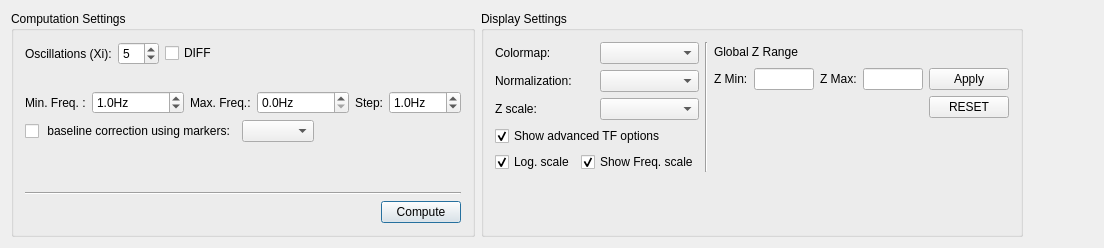
First picture: the form in src/plugins/TFWavelet/TFWidget.ui, repository HIP-infrastructure/anywave-code, before the edit.
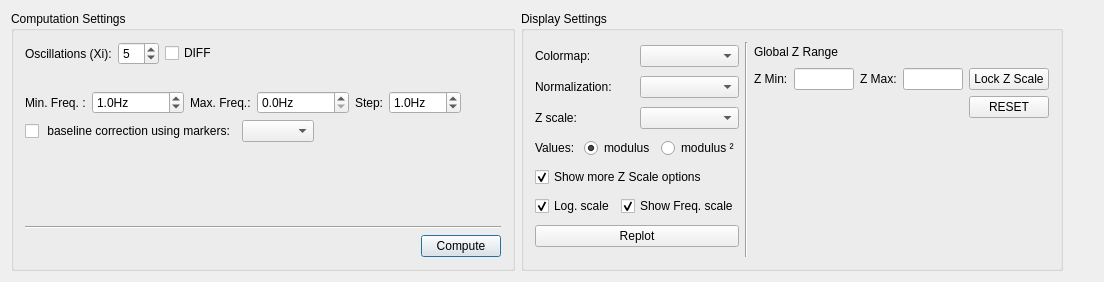
Second picture: the form after the edit. Icons and pictures are not drawn. Custom widgets are drawn as their Qt base class.

```diff
--- a/src/plugins/TFWavelet/TFWidget.ui
+++ b/src/plugins/TFWavelet/TFWidget.ui
@@ -7,7 +7,7 @@
     <x>0</x>
     <y>0</y>
     <width>1104</width>
-    <height>248</height>
+    <height>282</height>
    </rect>
   </property>
   <property name="windowTitle">
@@ -17,12 +17,12 @@
    <iconset resource="../../../resources/AnyWave.qrc">
     <normaloff>:/images/AnyWave_icon.png</normaloff>:/images/AnyWave_icon.png</iconset>
   </property>
-  <layout class="QVBoxLayout" name="verticalLayout_2">
+  <layout class="QVBoxLayout" name="verticalLayout_3">
    <item>
     <layout class="QGridLayout" name="signalsLayout" rowstretch="0" columnstretch="0"/>
    </item>
    <item>
-    <layout class="QHBoxLayout" name="horizontalLayout_9" stretch="0,0,0">
+    <layout class="QHBoxLayout" name="horizontalLayout_22">
      <item>
       <widget class="QGroupBox" name="groupBoxCompute">
        <property name="sizePolicy">
@@ -190,6 +190,19 @@
             </property>
            </widget>
           </item>
+          <item>
+           <spacer name="horizontalSpacer_7">
+            <property name="orientation">
+             <enum>Qt::Horizontal</enum>
+            </property>
+            <property name="sizeHint" stdset="0">
+             <size>
+              <width>40</width>
+              <height>20</height>
+             </size>
+            </property>
+           </spacer>
+          </item>
          </layout>
         </item>
         <item>
@@ -289,11 +302,9 @@
        <property name="title">
         <string>Display Settings</string>
        </property>
-       <layout class="QVBoxLayout" name="verticalLayout_5">
+       <layout class="QHBoxLayout" name="horizontalLayout_21">
         <item>
-         <layout class="QHBoxLayout" name="horizontalLayout_13">
-          <item>
-           <layout class="QVBoxLayout" name="verticalLayout_3">
+         <layout class="QVBoxLayout" name="verticalLayout_2">
             <item>
              <layout class="QHBoxLayout" name="horizontalLayout">
               <item>
@@ -336,10 +347,38 @@
               </item>
              </layout>
             </item>
+          <item>
+           <layout class="QHBoxLayout" name="horizontalLayout_9">
+            <item>
+             <widget class="QLabel" name="label_12">
+              <property name="text">
+               <string>Values:</string>
+              </property>
+             </widget>
+            </item>
+            <item>
+             <widget class="QRadioButton" name="radioModulus">
+              <property name="text">
+               <string>modulus</string>
+              </property>
+              <property name="checked">
+               <bool>true</bool>
+              </property>
+             </widget>
+            </item>
+            <item>
+             <widget class="QRadioButton" name="radioModulus2">
+              <property name="text">
+               <string>modulus ²</string>
+              </property>
+             </widget>
+            </item>
+           </layout>
+          </item>
             <item>
              <widget class="QCheckBox" name="checkBoxColormapScale">
               <property name="text">
-               <string>Show advanced TF options</string>
+             <string>Show more Z Scale options</string>
               </property>
               <property name="checked">
                <bool>true</bool>
@@ -385,6 +424,13 @@
               </item>
              </layout>
             </item>
+          <item>
+           <widget class="QPushButton" name="buttonReplot">
+            <property name="text">
+             <string>Replot</string>
+            </property>
+           </widget>
+          </item>
            </layout>
           </item>
           <item>
@@ -474,7 +520,7 @@
               <item>
                <widget class="QPushButton" name="buttonApply">
                 <property name="text">
-                 <string>Apply</string>
+               <string>Lock Z Scale</string>
                 </property>
                </widget>
               </item>
@@ -520,21 +566,6 @@
            </layout>
           </item>
          </layout>
-        </item>
-        <item>
-         <spacer name="verticalSpacer_2">
-          <property name="orientation">
-           <enum>Qt::Vertical</enum>
-          </property>
-          <property name="sizeHint" stdset="0">
-           <size>
-            <width>20</width>
-            <height>44</height>
-           </size>
-          </property>
-         </spacer>
-        </item>
-       </layout>
       </widget>
      </item>
      <item>
@@ -544,8 +575,8 @@
        </property>
        <property name="sizeHint" stdset="0">
         <size>
-         <width>40</width>
-         <height>20</height>
+         <width>17</width>
+         <height>178</height>
         </size>
        </property>
       </spacer>
```
Left out of the diff: 6 changed lines with no effect on the pictures. Lines whose indentation alone changed are shown as unchanged.
